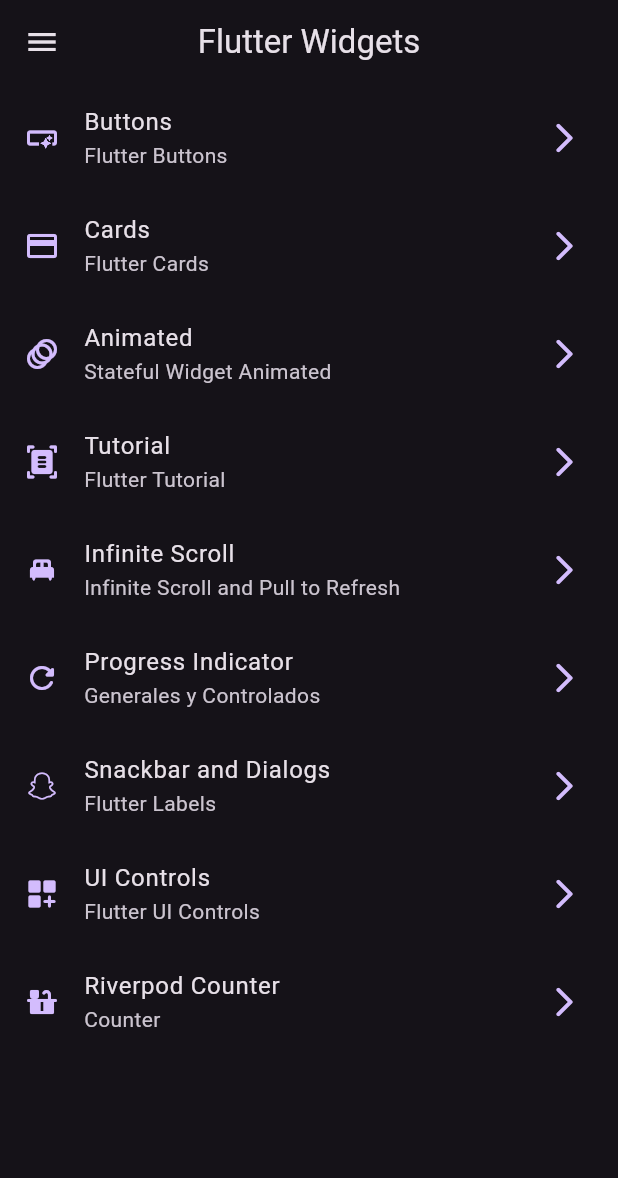
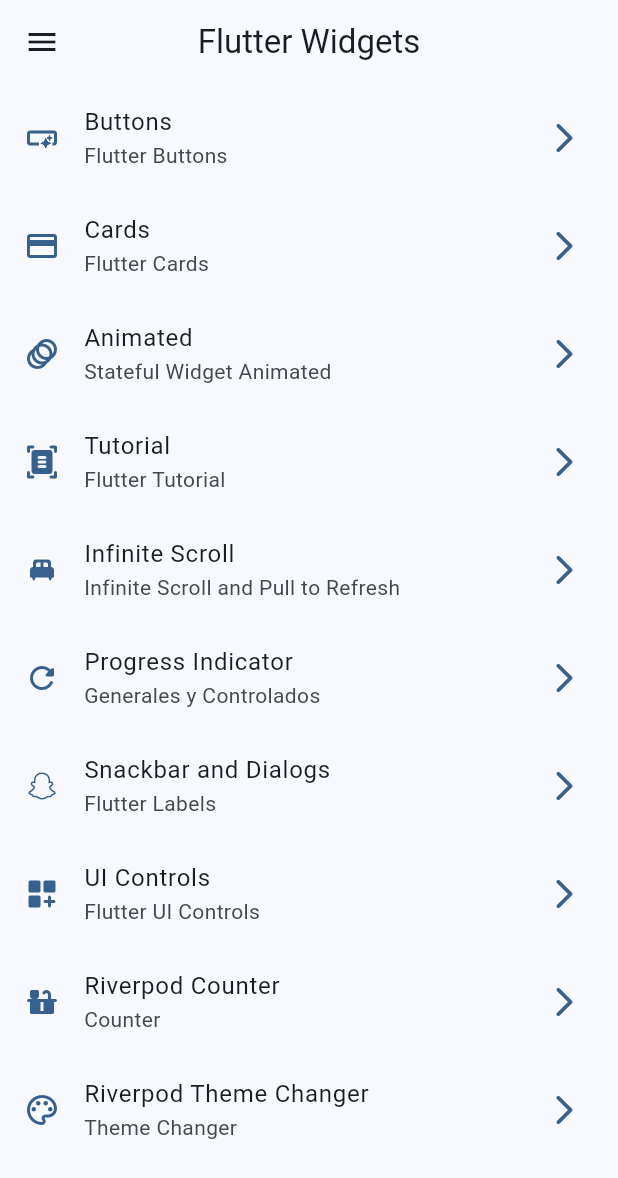
Before and after one commit to reyduar/flutter_widgets_app, a Flutter app: the screen it shows after launch, on a phone screen of 412 x 824 dp. Shown: the top 1178 px of the screen. Run offline on Flutter 3.47's test engine with Material 2 defaults, Android fonts, the phone set to English and light mode, and no system bars; our stand-ins replace animate_do, flutter_riverpod, go_router.

Commit message:
Added theme color screen

```diff
--- a/lib/config/menu/menu_items.dart
+++ b/lib/config/menu/menu_items.dart
@@ -60,4 +60,9 @@ const appMenuItems = <MenuItems>[
       subTitle: 'Counter',
       link: '/counter',
       icon: Icons.countertops_rounded),
+  MenuItems(
+      title: 'Riverpod Theme Changer',
+      subTitle: 'Theme Changer',
+      link: '/theme_changer',
+      icon: Icons.color_lens_outlined),
 ];
--- a/lib/config/router/app_router.dart
+++ b/lib/config/router/app_router.dart
@@ -55,5 +55,10 @@ final appRouter = GoRouter(
       name: CounterScreen.name,
       builder: (context, state) => const CounterScreen(),
     ),
+    GoRoute(
+      path: '/theme_changer',
+      name: ThemeChangerScreen.name,
+      builder: (context, state) => const ThemeChangerScreen(),
+    ),
   ],
 );
--- a/lib/config/theme/app_theme.dart
+++ b/lib/config/theme/app_theme.dart
@@ -14,15 +14,16 @@ const colorList = <Color>[
 
 class AppTheme {
   final int selectedColor;
+  final bool isDarkmode;
 
-  AppTheme({this.selectedColor = 0})
+  AppTheme({this.selectedColor = 0, this.isDarkmode = false})
       : assert(selectedColor >= 0, 'Selected color must be greater then 0'),
         assert(selectedColor < colorList.length,
             'Selected color must be less or equal than ${colorList.length - 1}');
 
   ThemeData getTheme() => ThemeData(
       useMaterial3: true,
-      brightness: Brightness.dark,
+      brightness: isDarkmode ? Brightness.dark : Brightness.light,
       colorSchemeSeed: colorList[selectedColor],
       appBarTheme: const AppBarTheme(centerTitle: true));
 }
--- a/lib/main.dart
+++ b/lib/main.dart
@@ -2,6 +2,7 @@ import 'package:flutter/material.dart';
 import 'package:flutter_riverpod/flutter_riverpod.dart';
 import 'package:flutter_widgets_app/config/router/app_router.dart';
 import 'package:flutter_widgets_app/config/theme/app_theme.dart';
+import 'package:flutter_widgets_app/presentation/providers/theme_provider.dart';
 
 void main() {
   runApp(
@@ -14,16 +15,20 @@ void main() {
   );
 }
 
-class MainApp extends StatelessWidget {
+class MainApp extends ConsumerWidget {
   const MainApp({super.key});
 
   @override
-  Widget build(BuildContext context) {
+  Widget build(BuildContext context, ref) {
+    final bool isDarkmode = ref.watch(isDarkmodeProvider);
+    final int selectedColor = ref.watch(selectedColorProvider);
+
     return MaterialApp.router(
       title: 'Flutter Widgets',
       routerConfig: appRouter,
       debugShowCheckedModeBanner: false,
-      theme: AppTheme(selectedColor: 8).getTheme(),
+      theme: AppTheme(selectedColor: selectedColor, isDarkmode: isDarkmode)
+          .getTheme(),
     );
   }
 }
--- a/lib/presentation/providers/theme_provider.dart
+++ b/lib/presentation/providers/theme_provider.dart
@@ -1,3 +1,9 @@
 import 'package:flutter_riverpod/flutter_riverpod.dart';
+import 'package:flutter_widgets_app/config/theme/app_theme.dart';
 
 final isDarkmodeProvider = StateProvider<bool>((ref) => false);
+
+//Listado de colores inmutables
+final colorListProvider = Provider((ref) => colorList);
+
+final selectedColorProvider = StateProvider<int>((ref) => 0);
--- a/lib/presentation/screens/screens.dart
+++ b/lib/presentation/screens/screens.dart
@@ -8,3 +8,4 @@ export 'package:flutter_widgets_app/presentation/screens/infinite_scroll/infinit
 export 'package:flutter_widgets_app/presentation/screens/progress/progress_screen.dart';
 export 'package:flutter_widgets_app/presentation/screens/snackbar/snackbar_screen.dart';
 export 'package:flutter_widgets_app/presentation/screens/ui_controls/ui_controls_screen.dart';
+export 'package:flutter_widgets_app/presentation/screens/theme_changer/theme_changer_screen.dart';
```
Also changed, not shown: lib/presentation/screens/theme_changer/theme_changer_screen.dart (added, +73 -0 lines), lib/presentation/screens/theme_changer/theme_changer.dart (deleted).
